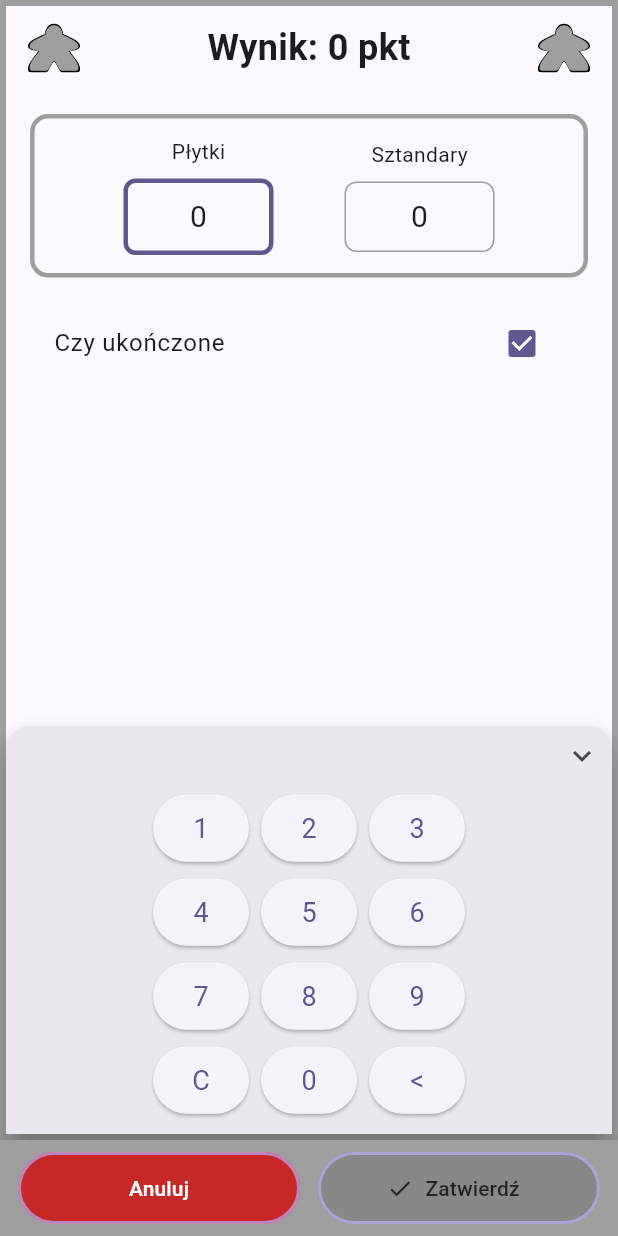
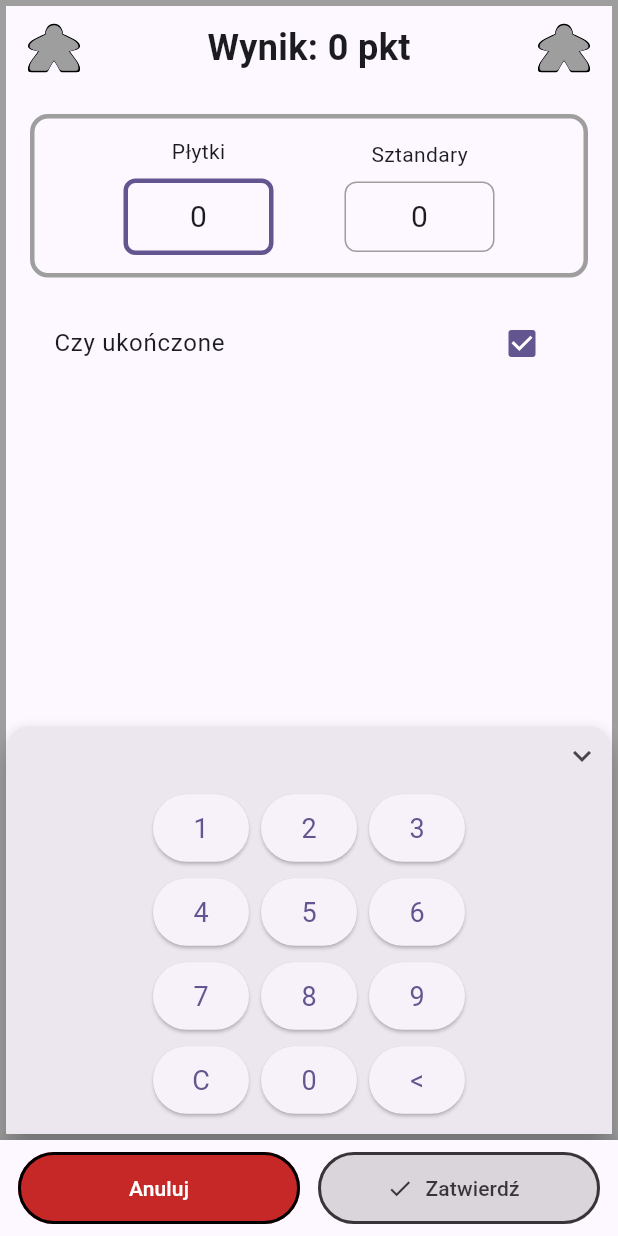
Before and after one commit to WGFizban/CC_NEW, a Flutter app: the AddPointsScreen screen opened directly with empty values, on a phone screen of 412 x 824 dp. Run offline on Flutter 3.47's test engine with Material 3 defaults, Android fonts, the phone set to English and light mode, and no system bars; our stand-ins replace flutter_colorpicker, flutter_svg, package_info_plus, shared_preferences, wakelock_plus; accounts and stored records are empty; generated files the repository leaves out were written again.

Commit message:
Pasek akcji punktacji na tle ekranu (jak przycisk Anuluj), bez koloru gracza; przywrócona obwódka z koloru paska
Co-Authored-By: Claude Sonnet 5.5 <noreply@anthropic.com>
Claude-Session: https://claude.ai/code/session_01P2QWxkXWwGKiSLABjDzL2r

```diff
--- a/lib/screens/add_points_screen.dart
+++ b/lib/screens/add_points_screen.dart
@@ -348,8 +348,6 @@ class _AddPointsScreenState extends State<AddPointsScreen> {
       bottomNavigationBar: scoringBottomBar(
         context,
         onConfirm: canConfirm ? _confirm : null,
-        backgroundColor: neutral ? null : color,
-        foregroundColor: neutral ? null : foregroundOn(color),
       ),
       body: Container(
         decoration: neutral
--- a/lib/screens/flock_screen.dart
+++ b/lib/screens/flock_screen.dart
@@ -5,7 +5,6 @@ import '../models/player.dart';
 import '../models/score_event.dart';
 import '../models/scoring.dart';
 import '../models/sheep.dart';
-import '../theme/app_colors.dart';
 import '../widgets/scoring_app_bar.dart';
 import '../widgets/counter_stepper.dart';
 import '../widgets/info_hint.dart';
@@ -62,8 +61,6 @@ class _FlockScreenState extends State<FlockScreen> {
       bottomNavigationBar: scoringBottomBar(
         context,
         onConfirm: sheep > 0 && _shepherds.isNotEmpty ? _confirm : null,
-        backgroundColor: widget.player.color,
-        foregroundColor: foregroundOn(widget.player.color),
       ),
       body: ListView(
         padding: const EdgeInsets.all(16),
--- a/lib/screens/monastery_screen.dart
+++ b/lib/screens/monastery_screen.dart
@@ -47,8 +47,6 @@ class _MonasteryScreenState extends State<MonasteryScreen> {
       bottomNavigationBar: scoringBottomBar(
         context,
         onConfirm: _points > 0 ? _confirm : null,
-        backgroundColor: color,
-        foregroundColor: foregroundOn(color),
       ),
       body: Container(
         decoration: BoxDecoration(
--- a/lib/widgets/scoring_app_bar.dart
+++ b/lib/widgets/scoring_app_bar.dart
@@ -2,7 +2,6 @@ import 'package:flutter/material.dart';
 
 import '../l10n/l10n.dart';
 import '../theme/app_colors.dart';
-import '../theme/app_theme.dart';
 
 /// Czerwień przycisków „Anuluj".
 const Color kCancelColor = Color(0xFFC62828);
@@ -23,13 +22,15 @@ Widget scoringBottomBar(
   Color? foregroundColor,
 }) {
   final l = context.l10n;
+  // Tło paska jest takie samo na każdym ekranie punktacji i zgodne z tłem
+  // przycisku „Anuluj” na ekranie wyboru rodzaju punktacji (czarne w
+  // motywie ciemnym, białe w jasnym), niezależnie od koloru gracza.
   final barColor =
-      backgroundColor ?? Theme.of(context).colorScheme.surfaceContainer;
-  // Kolor czytelny na tle paska wyznacza stan nieaktywny. Obwódka jest
-  // stała, w kolorze kart graczy z listy (zależnym od motywu), więc
-  // przyciski wyglądają tak samo przy każdym kolorze gracza.
+      backgroundColor ?? Theme.of(context).scaffoldBackgroundColor;
+  // Kolor czytelny na tle paska; z niego wynikają też obwódka i stan
+  // nieaktywny, żeby przyciski nie znikały w żadnym motywie.
   final onBar = foregroundColor ?? foregroundOn(barColor);
-  final edge = BorderSide(color: playerCardColor(context), width: 2);
+  final edge = BorderSide(color: onBar, width: 2);
   const buttonSize = Size.fromHeight(48);
 
   return Material(
@@ -63,7 +64,9 @@ Widget scoringBottomBar(
                   foregroundColor: Colors.white,
                   disabledBackgroundColor: onBar.withValues(alpha: 0.14),
                   disabledForegroundColor: onBar.withValues(alpha: 0.75),
-                  side: edge,
+                  side: onConfirm == null
+                      ? edge.copyWith(color: onBar.withValues(alpha: 0.75))
+                      : edge,
                   minimumSize: buttonSize,
                   shape: const StadiumBorder(),
                 ),
```
